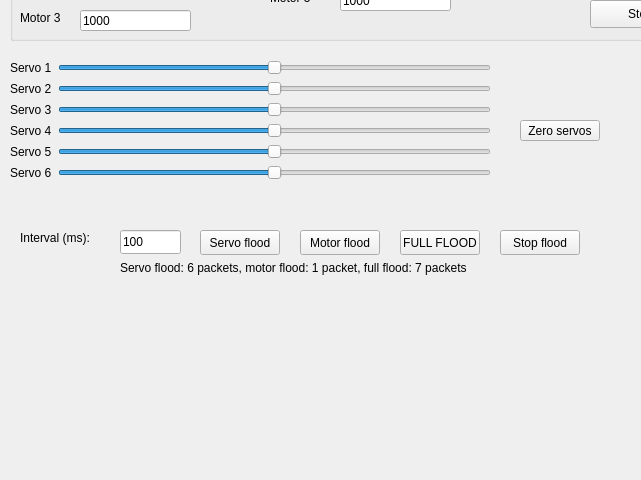
The window that App/mainwindow.ui (sq8vps/haller) describes before a commit, drawn with Qt 5; both pictures show x 0 to 641 and y 220 to 700 of the 1400 by 700 pixel window.
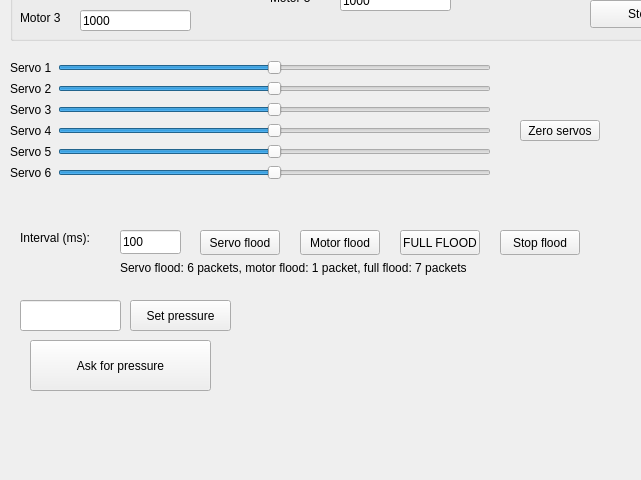
The same window after the commit.

Commit message: pressure buttoms

```diff
--- a/App/mainwindow.ui
+++ b/App/mainwindow.ui
@@ -312,7 +312,7 @@
       <x>10</x>
       <y>280</y>
       <width>481</width>
-      <height>145</height>
+      <height>169</height>
      </rect>
     </property>
     <layout class="QFormLayout" name="formLayout">
@@ -551,6 +551,42 @@
      <string>Servo flood: 6 packets, motor flood: 1 packet, full flood: 7 packets</string>
     </property>
    </widget>
+   <widget class="QPushButton" name="pushButton_6">
+    <property name="geometry">
+     <rect>
+      <x>30</x>
+      <y>560</y>
+      <width>181</width>
+      <height>51</height>
+     </rect>
+    </property>
+    <property name="text">
+     <string>Ask for pressure</string>
+    </property>
+   </widget>
+   <widget class="QLineEdit" name="lineEdit_2">
+    <property name="geometry">
+     <rect>
+      <x>20</x>
+      <y>520</y>
+      <width>101</width>
+      <height>31</height>
+     </rect>
+    </property>
+   </widget>
+   <widget class="QPushButton" name="pushButton_7">
+    <property name="geometry">
+     <rect>
+      <x>130</x>
+      <y>520</y>
+      <width>101</width>
+      <height>31</height>
+     </rect>
+    </property>
+    <property name="text">
+     <string>Set pressure</string>
+    </property>
+   </widget>
   </widget>
   <widget class="QMenuBar" name="menubar">
    <property name="geometry">
```
Left out of the diff: 2 changed lines with no effect on the pictures. The commit also changes 2 other files.
